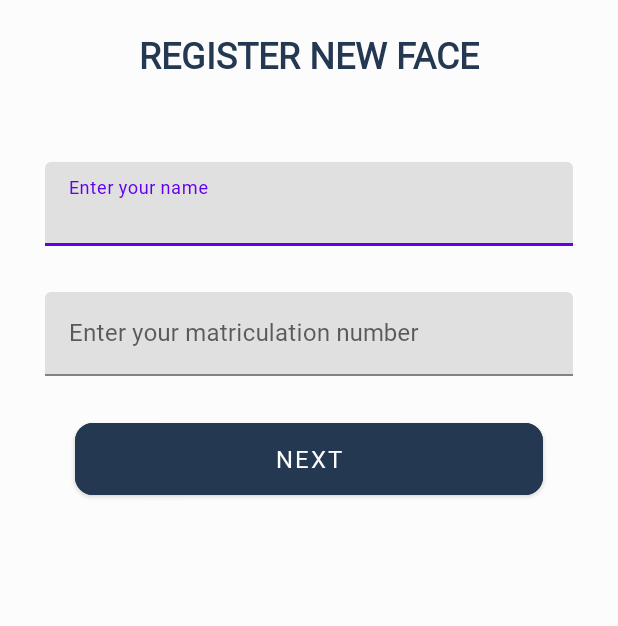
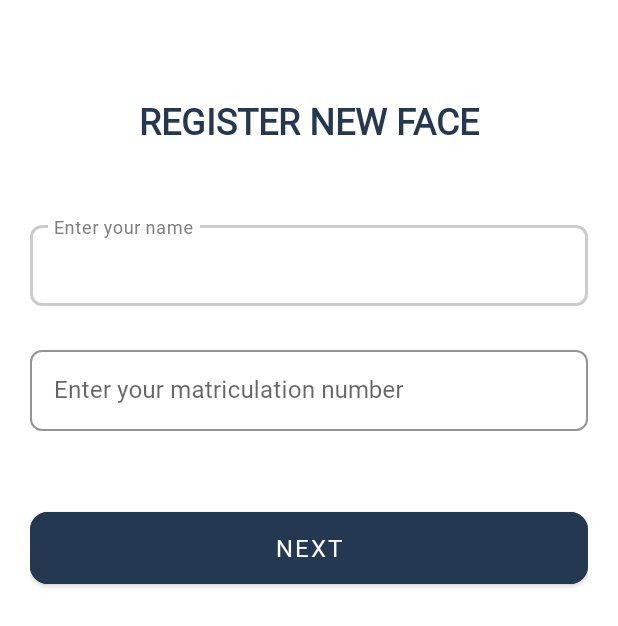
Before and after one commit to Izora9099/FaceIt, an Android app: the RegisterStudent1 screen opened directly, with no data from a screen before it, on a phone screen of 412 x 824 dp. Shown: the top 626 px of the screen. Run offline under Robolectric (Android 15) with nearby library versions, the phone set to English and light mode, and no system bars.

Commit message:
front-end edits to enhance material design aspect of design, correction of colors, strings and also the launcher positioning

```diff
--- a/app/src/main/res/layout/activity_main.xml
+++ b/app/src/main/res/layout/activity_main.xml
@@ -22,21 +22,24 @@
        <ImageView
        android:layout_width="159dp"
        android:layout_height="159dp"
-       android:src="@drawable/logo"/>
+       android:src="@drawable/logo"
+           android:contentDescription="@string/app_logo"
+           android:layout_gravity="center"/>
        <TextView
            android:layout_width="match_parent"
            android:layout_height="wrap_content"
            android:text="@string/app_name"
            android:textAlignment="center"
            style="@style/logo"/>
+       <TextView
+           android:layout_width="wrap_content"
+           android:layout_height="wrap_content"
+           style="@style/Page_Header"
+           android:textAlignment="center"
+           android:text="@string/attendance_tracking_system"/>
    </LinearLayout>
 
-    <TextView
-        android:layout_width="wrap_content"
-        android:layout_height="wrap_content"
-        style="@style/Page_Header"
-        android:textAlignment="center"
-        android:text="@string/attendance_tracking_system"/>
+
 
     <LinearLayout
         android:layout_width="match_parent"
--- a/app/src/main/res/layout/activity_register_student1.xml
+++ b/app/src/main/res/layout/activity_register_student1.xml
@@ -6,63 +6,73 @@
     android:layout_width="match_parent"
     android:layout_height="match_parent"
     tools:context=".RegisterStudent1"
-    android:padding="20dp">
-
-    <TextView
+    android:background="@color/white" android:paddingHorizontal="20dp"> <TextView
     android:id="@+id/header_title"
     android:layout_width="wrap_content"
     android:layout_height="wrap_content"
     android:text="@string/register_new_face"
     android:layout_centerHorizontal="true"
-        style="@style/Page_Header"/>
+    android:layout_marginTop="64dp" style="@style/Page_Header"/>
+
     <LinearLayout
+        android:id="@+id/content_layout_container"
         android:layout_width="match_parent"
         android:layout_height="wrap_content"
         android:orientation="vertical"
         android:layout_below="@id/header_title"
-        android:paddingVertical="50dp">
-
-        <LinearLayout
-            android:layout_width="match_parent"
-            android:layout_height="wrap_content"
-            android:orientation="vertical">
-
-            <com.google.android.material.textfield.TextInputLayout
-                android:layout_width="match_parent"
-                android:layout_marginHorizontal="10dp"
-                android:layout_marginVertical="5dp"
-                android:layout_height="wrap_content"
-                android:hint="@string/enter_your_name">
-
-                <com.google.android.material.textfield.TextInputEditText
-                    android:layout_width="match_parent"
-                    android:layout_height="wrap_content"
-                    android:id="@+id/name_input"/>
-
-            </com.google.android.material.textfield.TextInputLayout>
+        android:layout_marginTop="48dp" >
 
         <com.google.android.material.textfield.TextInputLayout
             android:layout_width="match_parent"
             android:layout_height="wrap_content"
-                android:layout_marginHorizontal="10dp"
-                android:layout_marginVertical="25dp"
-                android:hint="@string/enter_your_matriculation_number">
+            android:hint="@string/enter_your_name"
+            style="@style/Widget.MaterialComponents.TextInputLayout.OutlinedBox"
+            app:boxCornerRadiusTopStart="8dp"
+            app:boxCornerRadiusTopEnd="8dp"
+            app:boxCornerRadiusBottomStart="8dp"
+            app:boxCornerRadiusBottomEnd="8dp"
+            app:boxStrokeColor="@color/text_input_outline_color"
+            app:hintTextColor="@color/text_input_hint_color"
+            >
 
             <com.google.android.material.textfield.TextInputEditText
+                android:id="@+id/name_input"
                 android:layout_width="match_parent"
                 android:layout_height="wrap_content"
-                    android:id="@+id/matric_input"/>
+                android:paddingTop="16dp"
+                android:paddingBottom="16dp"
+                android:textColor="@color/black"
+                android:textSize="16sp"
+                android:inputType="textPersonName" /> </com.google.android.material.textfield.TextInputLayout>
 
-            </com.google.android.material.textfield.TextInputLayout>
-        </LinearLayout>
+        <com.google.android.material.textfield.TextInputLayout
+            android:layout_width="match_parent"
+            android:layout_height="wrap_content"
+            android:hint="@string/enter_your_matriculation_number"
+            style="@style/Widget.MaterialComponents.TextInputLayout.OutlinedBox"
+            app:boxCornerRadiusTopStart="8dp"
+            app:boxCornerRadiusTopEnd="8dp"
+            app:boxCornerRadiusBottomStart="8dp"
+            app:boxCornerRadiusBottomEnd="8dp"
+            app:boxStrokeColor="@color/text_input_outline_color"
+            app:hintTextColor="@color/text_input_hint_color"
+            android:layout_marginTop="24dp" >
+
+            <com.google.android.material.textfield.TextInputEditText
+                android:id="@+id/matric_input"
+                android:layout_width="match_parent"
+                android:layout_height="wrap_content"
+                android:paddingTop="16dp"
+                android:paddingBottom="16dp"
+                android:textColor="@color/black"
+                android:textSize="16sp"
+                android:inputType="number" /> </com.google.android.material.textfield.TextInputLayout>
 
         <com.google.android.material.button.MaterialButton
+            android:id="@+id/next_button"
             android:layout_width="match_parent"
             android:layout_height="60dp"
-            android:id="@+id/next_button"
-            android:layout_gravity="center"
-            app:cornerRadius="12dp"
-            android:layout_marginHorizontal="30dp"
+            android:layout_marginTop="48dp" app:cornerRadius="12dp"
             android:backgroundTint="@color/primary_color"
             android:text="@string/next"
             style="@style/button_text"/>
--- a/app/src/main/res/values/colors.xml
+++ b/app/src/main/res/values/colors.xml
@@ -2,10 +2,15 @@
 <resources>
     <color name="primary_color">#243852</color>
     <color name="secondary_color">#fcfcfc</color>
-
-
+    <color name="primary_color_variant">#4D243852</color>
         <color name="black">#FF000000</color>
         <color name="white">#FFFFFFFF</color>
         <color name="dark_blue_button">#28354A</color>
 
-</resources>
+
+
+     <color name="text_input_outline_color">#CCCCCC</color> <color name="text_input_hint_color">#808080</color>
+
+
+
+    </resources>
--- a/app/src/main/res/values/strings.xml
+++ b/app/src/main/res/values/strings.xml
@@ -8,6 +8,7 @@
     <string name="register_new_face">register new face</string>
     <string name="enter_your_name">Enter your name</string>
     <string name="enter_your_matriculation_number">Enter your matriculation number</string>
+    <string name="app_logo">app logo</string>
 
 
 </resources>
```
Also changed, not shown: app/src/main/ic_launcher-playstore.png, app/src/main/res/mipmap-hdpi/ic_launcher.webp, app/src/main/res/mipmap-hdpi/ic_launcher_foreground.webp, app/src/main/res/mipmap-hdpi/ic_launcher_round.webp, app/src/main/res/mipmap-mdpi/ic_launcher.webp, app/src/main/res/mipmap-mdpi/ic_launcher_foreground.webp, app/src/main/res/mipmap-mdpi/ic_launcher_round.webp, app/src/main/res/mipmap-xhdpi/ic_launcher.webp, app/src/main/res/mipmap-xhdpi/ic_launcher_foreground.webp, app/src/main/res/mipmap-xhdpi/ic_launcher_round.webp, app/src/main/res/mipmap-xxhdpi/ic_launcher.webp, app/src/main/res/mipmap-xxhdpi/ic_launcher_foreground.webp, app/src/main/res/mipmap-xxhdpi/ic_launcher_round.webp, app/src/main/res/mipmap-xxxhdpi/ic_launcher.webp, 2 more files. Lines whose indentation alone changed are shown as unchanged.
